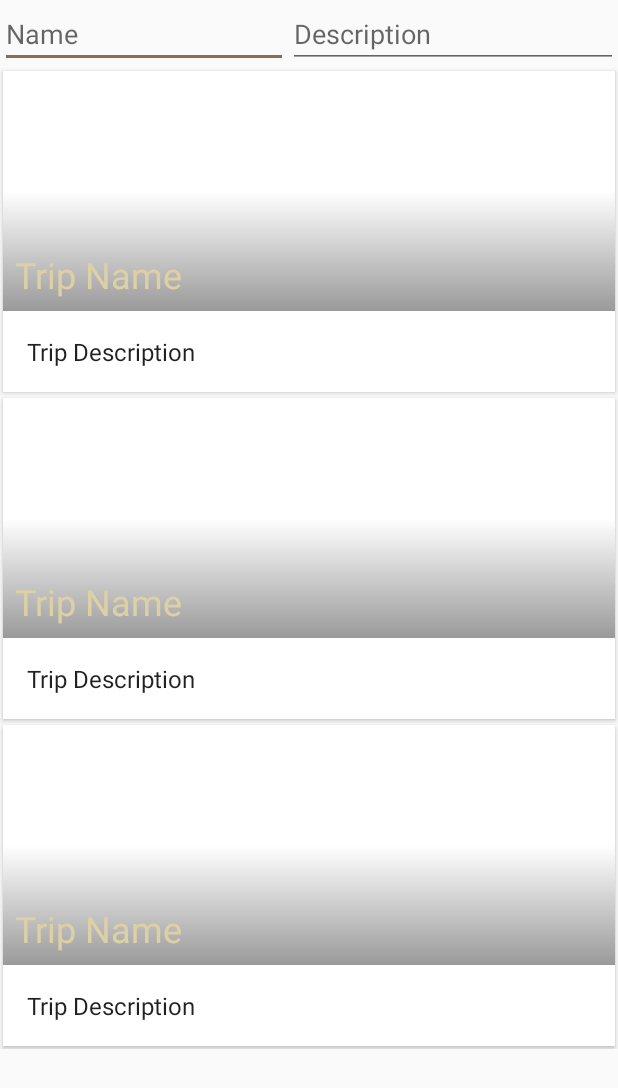
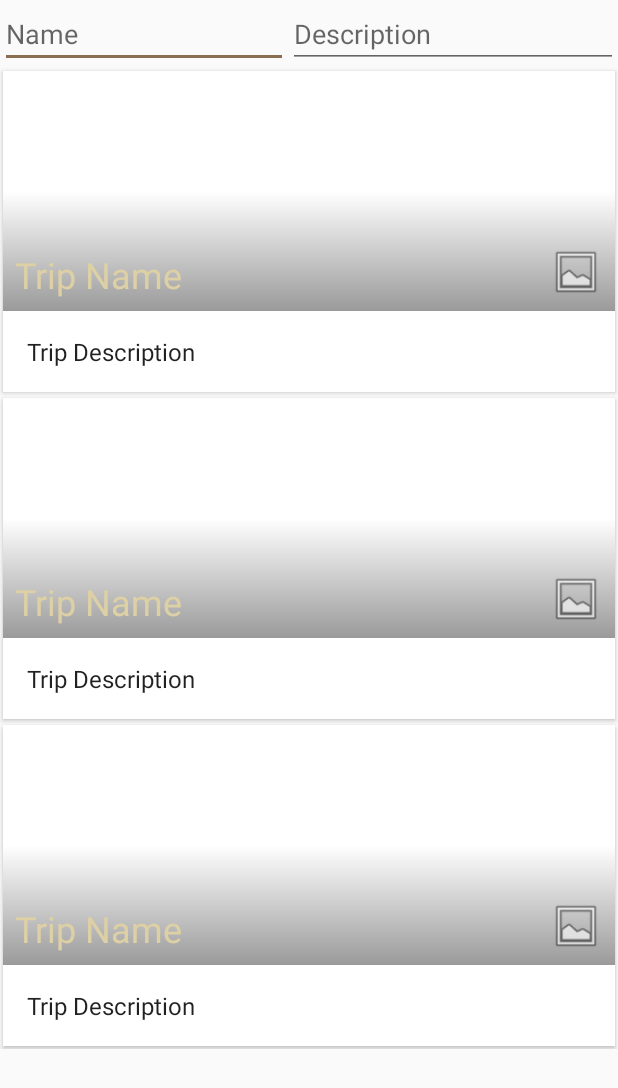
Before and after one commit to g1matheus/AnyoneCanFish, an Android app: the layout fragment_fishing_trips.xml on its own in the app's theme, with its tools: preview values and no code run, on a phone screen of 412 x 824 dp. Shown: the top 1088 px of the screen. Run offline under Robolectric (Android 15) with nearby library versions, the phone set to English and light mode, and no system bars; Roboto replaces fonts that are not available here.

```diff
--- a/app/src/main/res/layout/rv_content_trips.xml
+++ b/app/src/main/res/layout/rv_content_trips.xml
@@ -23,7 +23,7 @@
                 android:id="@+id/imgTripPic"
                 android:layout_width="match_parent"
                 android:layout_height="160dp"
-                android:contentDescription="@string/content_lure_image"
+                android:contentDescription="@string/content_trip_image"
                 android:scaleType="centerCrop" />
 
             <View
@@ -42,6 +42,15 @@
                 android:textColor="@color/paper_300"
                 android:textSize="24sp"
                 tools:text="Trip Name" />
+            <ImageButton
+                android:id="@+id/btnImgPicker"
+                android:layout_width="36dp"
+                android:layout_height="36dp"
+                android:layout_gravity="bottom|end"
+                android:layout_marginEnd="8dp"
+                android:layout_marginBottom="8dp"
+                android:contentDescription="@string/trip_image_picker"
+                android:background="@android:drawable/ic_menu_gallery" />
         </FrameLayout>
 
         <TextView
--- a/app/src/main/res/values/strings.xml
+++ b/app/src/main/res/values/strings.xml
@@ -33,6 +33,8 @@
     <string name="content_outlook">Fishing Outlook</string>
     <string name="content_fish_image">Image of a fish</string>
     <string name="content_lure_image">Image of a type of lure</string>
+    <string name="content_trip_image">Image of the trip</string>
+    <string name="trip_image_picker">Select a trip image</string>
     <string name="content_log_event_icon">Icon of a leaping fish</string>
     <string name="content_forecast_icon">Representation of Forecast</string>
     <string name="content_tackle_box_image">Image of a tackle box</string>
```
Also changed, not shown: app/src/main/java/com/homebrewforlife/sharkydart/anyonecanfish/FishingTripsActivity.java (+9 -4 lines), app/src/main/java/com/homebrewforlife/sharkydart/anyonecanfish/adapters/FishingTripsRVAdapter.java (+9 -7 lines), app/src/main/java/com/homebrewforlife/sharkydart/anyonecanfish/fireX/FirestoreUpdates.java (+44 -0 lines), app/src/main/java/com/homebrewforlife/sharkydart/anyonecanfish/models/Fire_Trip.java (+19 -4 lines), 1 other file.
